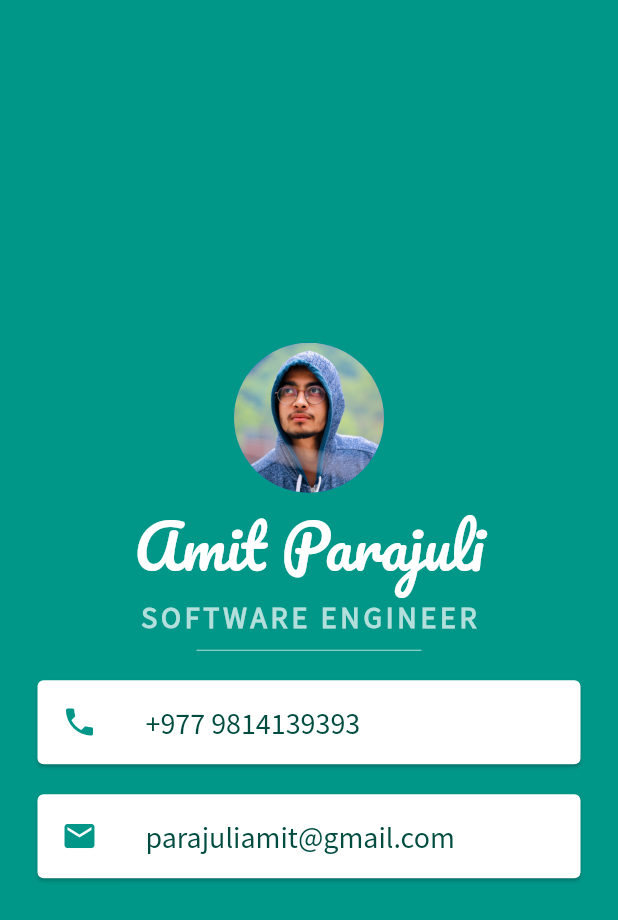
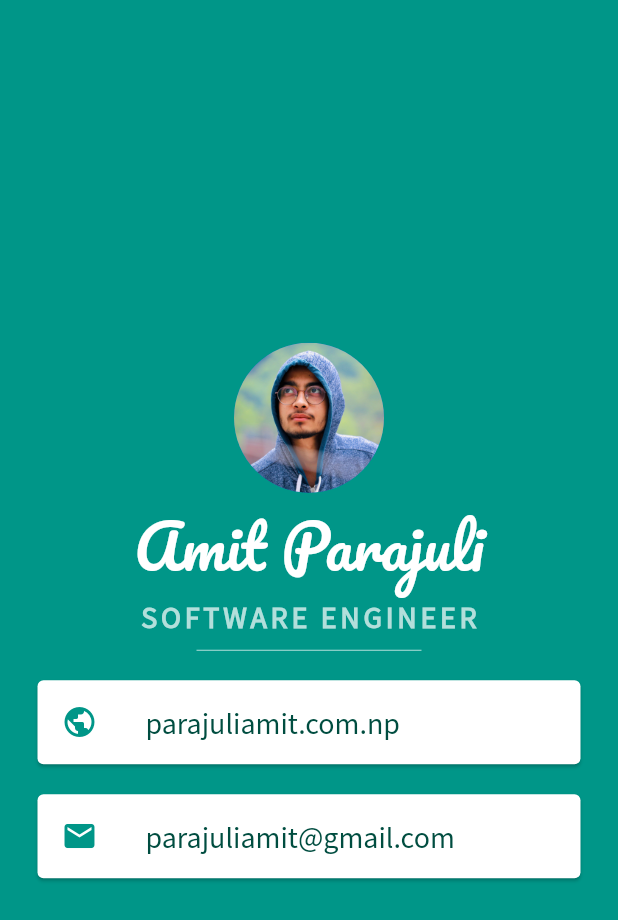
Before and after one commit to parajuliamit/Simple_Flutter_Profile_App, a Flutter app: the screen it shows after launch, on a phone screen of 412 x 824 dp. Shown: the top 920 px of the screen. Run offline on Flutter 3.47's test engine with Material 2 defaults, Android fonts, the phone set to English and light mode, and no system bars.

Commit message:
First App

```diff
--- a/lib/main.dart
+++ b/lib/main.dart
@@ -44,11 +44,11 @@ class MyApp extends StatelessWidget {
               margin: EdgeInsets.symmetric(vertical: 10.0, horizontal: 25.0),
               child: ListTile(
                 leading: Icon(
-                  Icons.phone,
+                  Icons.public,
                   color: Colors.teal,
                 ),
                 title: Text(
-                  '+977 9814139393',
+                  'parajuliamit.com.np',
                   style: TextStyle(
                       fontFamily: 'Source Sans Pro',
                       fontSize: 20.0,
```
